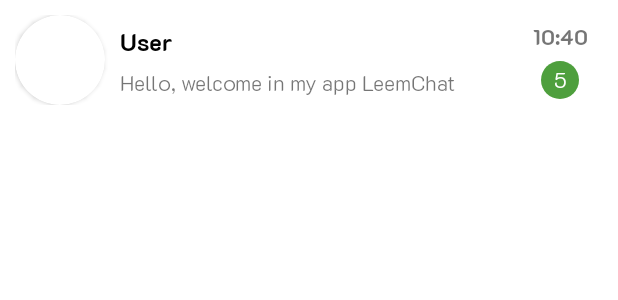
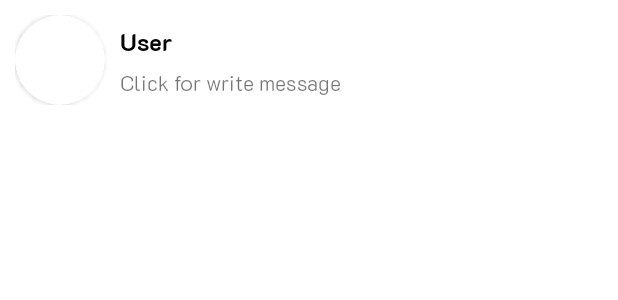
Before and after one commit to KingKoval/LeemChat, an Android app: the layout item_user_list.xml on its own in the app's theme, with its tools: preview values and no code run, on a phone screen of 412 x 824 dp. Shown: the top 300 px of the screen. Run offline under Robolectric (Android 15) with nearby library versions, the phone set to English and light mode, and no system bars.

Commit message:
update project

```diff
--- a/app/src/main/AndroidManifest.xml
+++ b/app/src/main/AndroidManifest.xml
@@ -9,6 +9,9 @@
         android:roundIcon="@mipmap/ic_leemchat_round"
         android:supportsRtl="true"
         android:theme="@style/Theme.LeemChat">
+        <activity
+            android:name=".activity.AboutUsActivity"
+            android:exported="false" />
         <activity
             android:name=".activity.ChatActivity"
             android:exported="false" />
--- a/app/src/main/java/com/kingkoval/leemchat/activity/RegistrationActivity.kt
+++ b/app/src/main/java/com/kingkoval/leemchat/activity/RegistrationActivity.kt
@@ -94,10 +94,7 @@ class RegistrationActivity : AppCompatActivity() {
                 Toast.makeText(this, "Failed registration", Toast.LENGTH_SHORT).show()
                 return@setOnClickListener
             } else {
-//                uploadImageToFirebaseStorage()
-//                Log.i("SUKA123", userPhotoUri1.toString())
                 createUser()
-                Log.i("DUPA1", userPhotoUrl)
             }
         }
 
@@ -161,7 +158,6 @@ class RegistrationActivity : AppCompatActivity() {
                     auth.currentUser?.uid.toString()
                 )
 
-                Log.i("SUKA", userPhotoUrl)
             }
         }.addOnFailureListener{
                 it ->
@@ -170,8 +166,6 @@ class RegistrationActivity : AppCompatActivity() {
                 auth.currentUser?.uid.toString()
             )
         }
-
-        Log.i("SUKA1", userPhotoUrl)
 
     }
 
--- a/app/src/main/java/com/kingkoval/leemchat/activity/SplashScreenActivity.kt
+++ b/app/src/main/java/com/kingkoval/leemchat/activity/SplashScreenActivity.kt
@@ -55,8 +55,8 @@ class SplashScreenActivity : AppCompatActivity() {
                     overridePendingTransition(R.anim.fade_in, R.anim.fade_out)
                     finish()
                 } else{
-//                    startActivity(Intent(this@SplashScreenActivity, LoginActivity::class.java))
-                    startActivity(Intent(this@SplashScreenActivity, ChatActivity::class.java))
+                    startActivity(Intent(this@SplashScreenActivity, LoginActivity::class.java))
+                    //startActivity(Intent(this@SplashScreenActivity, ChatActivity::class.java))
                     overridePendingTransition(R.anim.fade_in, R.anim.fade_out)
                     finish()
                 }
--- a/app/src/main/java/com/kingkoval/leemchat/adapter/MessageAdapter.kt
+++ b/app/src/main/java/com/kingkoval/leemchat/adapter/MessageAdapter.kt
@@ -48,7 +48,7 @@ class MessageAdapter(val contex: Context, val messageList: ArrayList<Message>):
 
         val message = messageList[position]
 
-        if(FirebaseAuth.getInstance().currentUser!!.uid != message.senderId)
+        if(FirebaseAuth.getInstance().currentUser!!.uid != message.senderUid)
             return RECEIVE
         else
             return SEND
--- a/app/src/main/java/com/kingkoval/leemchat/model/Message.kt
+++ b/app/src/main/java/com/kingkoval/leemchat/model/Message.kt
@@ -2,6 +2,5 @@ package com.kingkoval.leemchat.model
 
 data class Message(
     var message: String = "",
-    var senderName: String = "",
-    var senderId: String = ""
+    var senderUid: String = ""
 )
--- a/app/src/main/res/layout/item_user_list.xml
+++ b/app/src/main/res/layout/item_user_list.xml
@@ -52,7 +52,7 @@
                 android:layout_width="230dp"
                 android:layout_height="wrap_content"
                 android:layout_marginTop="5dp"
-                android:text="Hello, welcome in my app LeemChat"
+                android:text="Click for write message"
                 android:fontFamily="@font/texpisans_light"
                 android:maxLines="1"/>
 
@@ -65,31 +65,31 @@
             android:layout_gravity="center_vertical"
             android:gravity="right"
             android:paddingRight="10dp">
-            <LinearLayout
-                android:layout_width="wrap_content"
-                android:layout_height="wrap_content"
-                android:orientation="vertical">
+<!--            <LinearLayout-->
+<!--                android:layout_width="wrap_content"-->
+<!--                android:layout_height="wrap_content"-->
+<!--                android:orientation="vertical">-->
 
-            <TextView
-                android:id="@+id/tv_time_last_sms"
-                android:layout_width="wrap_content"
-                android:layout_height="wrap_content"
-                android:fontFamily="@font/texpisans_bold"
-                android:text="10:40"
-                app:layout_constraintRight_toRightOf="parent" />
+<!--            <TextView-->
+<!--                android:id="@+id/tv_time_last_sms"-->
+<!--                android:layout_width="wrap_content"-->
+<!--                android:layout_height="wrap_content"-->
+<!--                android:fontFamily="@font/texpisans_bold"-->
+<!--                android:text="10:40"-->
+<!--                app:layout_constraintRight_toRightOf="parent" />-->
 
-            <TextView
-                android:id="@+id/tv_count_unread_sms"
-                android:layout_width="25dp"
-                android:layout_height="25dp"
-                android:layout_gravity="center_horizontal"
-                android:background="@drawable/bg_count_sms"
-                android:fontFamily="@font/texpisans_light"
-                android:layout_marginTop="5dp"
-                android:gravity="center"
-                android:text="5"
-                android:textColor="@color/white" />
-            </LinearLayout>
+<!--            <TextView-->
+<!--                android:id="@+id/tv_count_unread_sms"-->
+<!--                android:layout_width="25dp"-->
+<!--                android:layout_height="25dp"-->
+<!--                android:layout_gravity="center_horizontal"-->
+<!--                android:background="@drawable/bg_count_sms"-->
+<!--                android:fontFamily="@font/texpisans_light"-->
+<!--                android:layout_marginTop="5dp"-->
+<!--                android:gravity="center"-->
+<!--                android:text="5"-->
+<!--                android:textColor="@color/white" />-->
+<!--            </LinearLayout>-->
 
         </LinearLayout>
 
--- a/app/src/main/res/layout/receive_message_item.xml
+++ b/app/src/main/res/layout/receive_message_item.xml
@@ -3,7 +3,7 @@
     xmlns:android="http://schemas.android.com/apk/res/android"
     android:layout_width="match_parent"
     android:layout_height="wrap_content"
-    android:padding="10dp">
+    android:padding="2dp">
 
     <TextView
         android:id="@+id/tv_receive_message"
@@ -13,6 +13,7 @@
         android:background="@drawable/bg_receive_message"
         android:fontFamily="@font/texpisans_light"
         android:text="Hello my bro"
+        android:textSize="17sp"
         android:textColor="@color/dark_text"/>
 
 </RelativeLayout>
--- a/app/src/main/res/values/themes.xml
+++ b/app/src/main/res/values/themes.xml
@@ -57,4 +57,9 @@
         <item name="android:fontFamily">@font/poetsenone</item>
     </style>
 
+    <style name="CustomFontPopupMenu" parent="Widget.AppCompat.PopupMenu">
+        <item name="android:layout_width">wrap_content</item>
+        <item name="fontFamily">@font/texpisans_bold</item>
+    </style>
+
 </resources>
```
Also changed, not shown: app/src/main/java/com/kingkoval/leemchat/activity/ChatActivity.kt (+95 -0 lines), app/src/main/java/com/kingkoval/leemchat/activity/MainActivity.kt (+38 -2 lines), app/src/main/java/com/kingkoval/leemchat/adapter/UsersAdapter.kt (+17 -6 lines), app/src/main/res/layout/activity_chat.xml (+7 -2 lines), app/src/main/res/layout/activity_main.xml (+9 -1 lines), app/src/main/res/layout/send_message_item.xml (+5 -4 lines).
